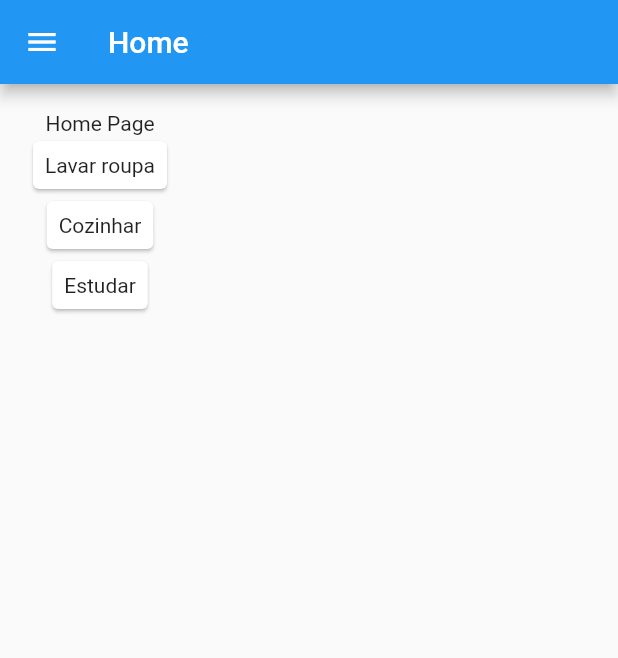
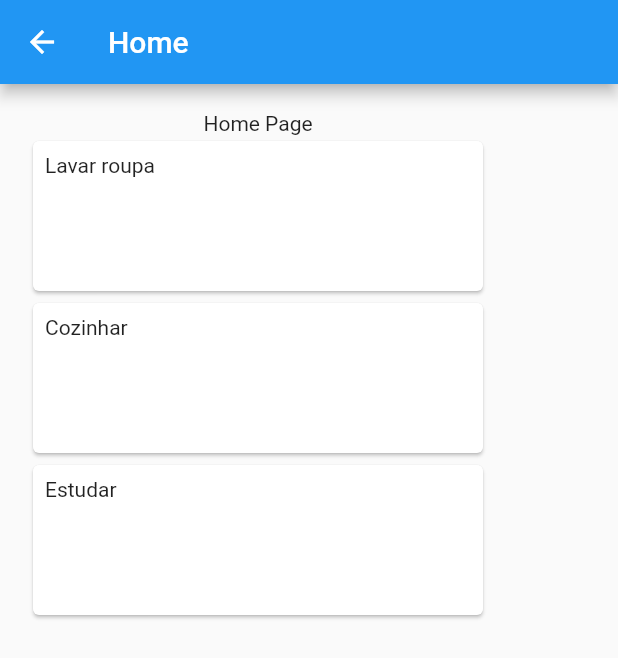
Before and after one commit to anarodrigues1996/FlutterTraining, a Flutter app: the HomePage screen opened by its route, on a phone screen of 412 x 824 dp. Shown: the top 658 px of the screen. Run offline on Flutter 3.47's test engine with Material 2 defaults, Android fonts, the light colour scheme and no system bars.

```diff
--- a/lib/home/home_page.dart
+++ /dev/null
@@ -1,61 +0,0 @@
-import 'dart:async';
-import 'package:flutter/foundation.dart';
-import 'package:flutter/material.dart';
-import 'package:flutter_teste/home/components/todo_widget.dart';
-import 'package:flutter_teste/home/home_controller.dart';
-
-class HomePage extends StatefulWidget {
-  const HomePage({super.key});
-
-  @override
-  State<HomePage> createState() => _HomePageState();
-}
-
-class _HomePageState extends State<HomePage> {
-  final controller = HomeController();
-  @override
-  Widget build(BuildContext context) {
-    return Scaffold(
-        appBar: AppBar(
-          title: const Text('Home'),
-        ),
-        body: Padding(
-          padding: const EdgeInsets.all(18),
-          child: Column(children: [
-            const Text("Home Page"),
-            for (int i = 0; i < controller.minhasTarefas.length; i++)
-              ToDoWidget(valorTexto: controller.minhasTarefas[i]),
-          ]),
-        ),
-        drawer: Drawer(
-          child: Column(
-            children: [
-              const UserAccountsDrawerHeader(
-                  accountName: Text('Ana Rodrigues'),
-                  accountEmail: Text('ana@gmail.com')),
-              ListTile(
-                leading: const Icon(Icons.home),
-                title: const Text("Home"),
-                onTap: () {
-                  if (kDebugMode) {
-                    print('Home');
-                  }
-                },
-              ),
-              ListTile(
-                leading: Icon(Icons.task),
-                title: Text("Tarefas"),
-              ),
-              ListTile(
-                leading: Icon(Icons.info),
-                title: Text("Sobre"),
-              ),
-              ListTile(
-                leading: Icon(Icons.key),
-                title: Text("Logout"),
-              )
-            ],
-          ),
-        ));
-  }
-}
--- a/lib/main.dart
+++ b/lib/main.dart
@@ -1,6 +1,6 @@
 import 'package:flutter/material.dart';
-import 'package:flutter_teste/home/home_page.dart';
-import 'package:flutter_teste/login/login.dart';
+import 'package:flutter_teste/pages/home/home_page.dart';
+import 'package:flutter_teste/pages/login/login.dart';
 
 void main() {
   runApp(const MyApp());
--- a/lib/home/components/todo_widget.dart
+++ b/lib/pages/home/components/todo_widget.dart
@@ -7,9 +7,13 @@ class ToDoWidget extends StatelessWidget {
   @override
   Widget build(BuildContext context) {
     return Card(
-      child: Padding(
-        padding: EdgeInsets.all(8.0),
-        child: Text(valorTexto),
+      child: SizedBox(
+        width: 300,
+        height: 100,
+        child: Padding(
+          padding: const EdgeInsets.all(8.0),
+          child: Text(valorTexto),
+        ),
       ),
     );
   }
--- /dev/null
+++ b/lib/pages/home/home_page.dart
@@ -0,0 +1,32 @@
+import 'dart:async';
+import 'package:flutter/foundation.dart';
+import 'package:flutter/material.dart';
+import 'package:flutter_teste/pages/home/components/todo_widget.dart';
+import 'package:flutter_teste/pages/home/home_controller.dart';
+
+class HomePage extends StatefulWidget {
+  const HomePage({super.key});
+
+  @override
+  State<HomePage> createState() => _HomePageState();
+}
+
+class _HomePageState extends State<HomePage> {
+  final controller = HomeController();
+  @override
+  Widget build(BuildContext context) {
+    return Scaffold(
+      appBar: AppBar(
+        title: const Text('Home'),
+      ),
+      body: Padding(
+        padding: const EdgeInsets.all(18),
+        child: Column(children: [
+          const Text("Home Page"),
+          for (int i = 0; i < controller.minhasTarefas.length; i++)
+            ToDoWidget(valorTexto: controller.minhasTarefas[i]),
+        ]),
+      ),
+    );
+  }
+}
--- a/lib/login/login.dart
+++ b/lib/pages/login/login.dart
@@ -1,5 +1,5 @@
 import 'package:flutter/material.dart';
-import 'package:flutter_teste/login/login_controller.dart';
+import 'package:flutter_teste/pages/login/login_controller.dart';
 import 'package:flutter_teste/shared/components/my_input.dart';
 
 class LoginPage extends StatefulWidget {
@@ -40,26 +40,29 @@ class _LoginPageState extends State<LoginPage> {
               child: Column(
                 mainAxisAlignment: MainAxisAlignment.center,
                 children: [
-                  // ignore: avoid_unnecessary_containers
-
                   const Text("Login", style: TextStyle(fontSize: 30)),
                   Container(
                     height: 20,
                   ),
-                  const SizedBox(height: 50),
+                  const SizedBox(height: 30),
                   MyInput(hintText:"Username", controller: usernameController, ),
                   const SizedBox(height: 20),
                   MyInput(hintText: "Password", controller: passwordController, isPassword: true),
-                  const SizedBox(height: 50),
+                  const SizedBox(height: 30),
+                  const Text('Nao tens uma conta? Clique aqui', style: TextStyle(fontSize: 10), textAlign: TextAlign.start,),
+                  const SizedBox(height: 20),
                   ElevatedButton(
                     onPressed: () {
                       controller.Login(usernameController.text,
                           passwordController.text, context);
                     },
                     // ignore: sized_box_for_whitespace
-                    child: const Text(
-                      'Entrar',
-                      textAlign: TextAlign.center,
+                    child: Container(
+                      width: double.infinity,
+                      child: const Text(
+                        'Entrar',
+                        textAlign: TextAlign.center,
+                      ),
                     ),
                   ),
                 ],
```
Also changed, not shown: lib/shared/components/my_input.dart (+5 -5 lines), lib/pages/home/home_controller.dart (renamed from lib/home/home_controller.dart), lib/pages/login/login_controller.dart (renamed from lib/login/login_controller.dart).
